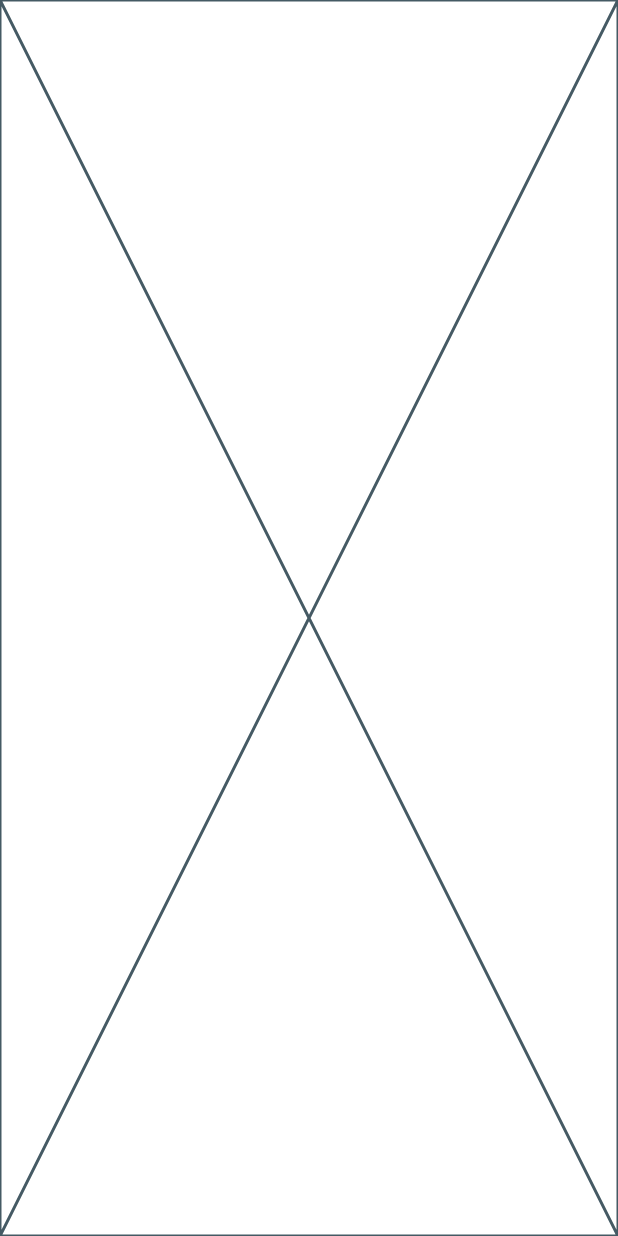
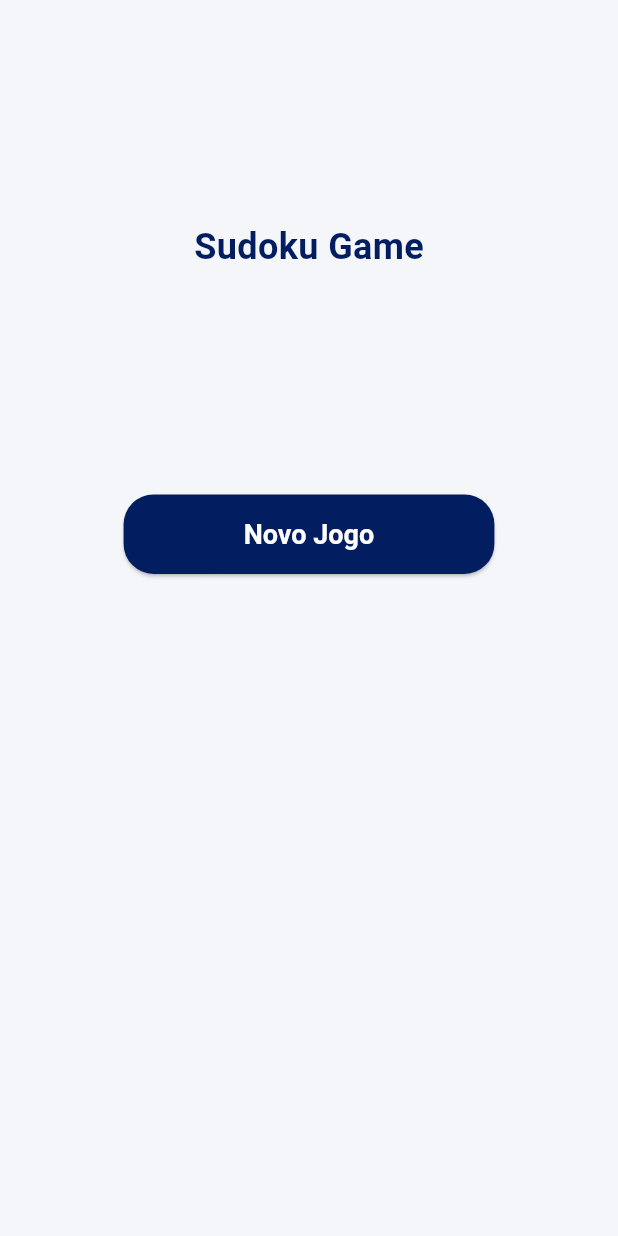
Before and after one commit to devRenata/Sudoku, a Flutter app: the screen it shows after launch, on a phone screen of 412 x 824 dp. Run offline on Flutter 3.47's test engine with Material 3 defaults, Android fonts, the phone set to English and light mode, and no system bars.

Commit message:
chore: adicionado componentes de design system

```diff
--- a/lib/main.dart
+++ b/lib/main.dart
@@ -1,4 +1,6 @@
 import 'package:flutter/material.dart';
+import 'package:sudoku/src/presentation/design_system/app_theme.dart';
+import 'package:sudoku/src/presentation/pages/initial_page.dart';
 
 void main() {
   runApp(const MyApp());
@@ -11,20 +13,9 @@ class MyApp extends StatelessWidget {
   Widget build(BuildContext context) {
     return MaterialApp(
       title: 'Sudoku',
-      theme: ThemeData(
-        primaryColor: Colors.deepPurple,
-      ),
+      theme: AppTheme.light,
       debugShowCheckedModeBanner: false,
-      home: const HomePage(),
+      home: const InitialPage(),
     );
   }
 }
-
-class HomePage extends StatelessWidget {
-  const HomePage({super.key});
-
-  @override
-  Widget build(BuildContext context) {
-    return const Placeholder();
-  }
-}
--- /dev/null
+++ b/lib/src/presentation/design_system/app_colors.dart
@@ -0,0 +1,10 @@
+import 'dart:ui';
+
+class AppColors {
+  static const white = Color(0xFFFFFFFF);
+  static const lightBackground = Color(0xFFF4F6FA);
+  static const textGray = Color(0xFF797A7E);
+  static const textBlack = Color(0xFF010304);
+  static const darkBlue = Color(0xFF021E60);
+  static const lightBlue = Color(0xFFA1C0FE);
+}
--- /dev/null
+++ b/lib/src/presentation/design_system/app_theme.dart
@@ -0,0 +1,11 @@
+import 'package:flutter/material.dart';
+import 'package:sudoku/src/presentation/design_system/app_colors.dart';
+
+class AppTheme {
+  static ThemeData get light {
+    return ThemeData(
+      scaffoldBackgroundColor: AppColors.lightBackground,
+      primaryColor: AppColors.darkBlue,
+    );
+  }
+}
--- /dev/null
+++ b/lib/src/presentation/design_system/widgets/initial_button.dart
@@ -0,0 +1,39 @@
+import 'package:flutter/material.dart';
+import 'package:sudoku/src/presentation/design_system/app_colors.dart';
+
+class InitialButton extends StatelessWidget {
+  final VoidCallback onPressed;
+  final String text;
+
+  const InitialButton({
+    super.key,
+    required this.onPressed,
+    required this.text,
+  });
+
+  @override
+  Widget build(BuildContext context) {
+    final size = MediaQuery.of(context).size;
+    return SizedBox(
+      width: size.width * 0.6,
+      child: ElevatedButton(
+        onPressed: onPressed,
+        style: ElevatedButton.styleFrom(
+          backgroundColor: AppColors.darkBlue,
+          foregroundColor: AppColors.white,
+          padding: EdgeInsets.symmetric(
+            vertical: 16,
+          ),
+          shape: RoundedRectangleBorder(
+            borderRadius: BorderRadius.circular(20),
+          ),
+          textStyle: TextStyle(
+            fontSize: 18,
+            fontWeight: FontWeight.bold,
+          ),
+        ),
+        child: Text(text),
+      ),
+    );
+  }
+}
--- /dev/null
+++ b/lib/src/presentation/pages/game_page.dart
@@ -0,0 +1,14 @@
+import 'package:flutter/material.dart';
+
+class GamePage extends StatelessWidget {
+  const GamePage({super.key});
+
+  @override
+  Widget build(BuildContext context) {
+    return Scaffold(
+      appBar: AppBar(
+        title: Text('game'),
+      ),
+    );
+  }
+}
--- /dev/null
+++ b/lib/src/presentation/pages/initial_page.dart
@@ -0,0 +1,47 @@
+import 'package:flutter/material.dart';
+import 'package:sudoku/src/presentation/design_system/app_colors.dart';
+import 'package:sudoku/src/presentation/design_system/widgets/initial_button.dart';
+import 'package:sudoku/src/presentation/pages/game_page.dart';
+
+class InitialPage extends StatelessWidget {
+  const InitialPage({super.key});
+
+  @override
+  Widget build(BuildContext context) {
+    return Scaffold(
+      backgroundColor: AppColors.lightBackground,
+      body: Column(
+        children: [
+          Expanded(
+            flex: 4,
+            child: Center(
+              child: Text(
+                'Sudoku Game',
+                style: TextStyle(
+                  fontSize: 24,
+                  color: AppColors.darkBlue,
+                  fontWeight: FontWeight.bold,
+                ),
+              ),
+            ),
+          ),
+          Expanded(
+            flex: 6,
+            child: Column(
+              children: [
+                InitialButton(
+                  onPressed: () {
+                    Navigator.of(context).push(
+                      MaterialPageRoute(builder: (context) => GamePage()),
+                    );
+                  },
+                  text: 'Novo Jogo',
+                ),
+              ],
+            ),
+          ),
+        ],
+      ),
+    );
+  }
+}
```
